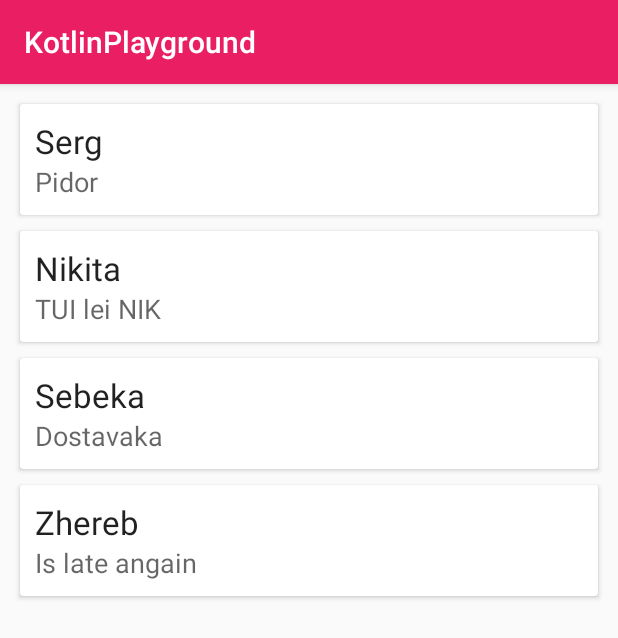
After one commit to tochanenko/AndroidPlaygroundApp, an Android app: the RecyclerViewActivity screen opened directly, with no data from a screen before it, on a phone screen of 412 x 824 dp. The commit adds this screen. Shown: the top 638 px of the screen. Run offline under Robolectric (Android 15) with nearby library versions, the phone set to English and light mode, and no system bars.

Commit message:
Tested RecyclerView

```diff
--- a/playground/app/build.gradle
+++ b/playground/app/build.gradle
@@ -11,7 +11,7 @@ android {
         minSdkVersion 21
         targetSdkVersion 28
         versionCode 1
-        versionName "0.1.2"
+        versionName "0.1.3"
         testInstrumentationRunner "android.support.test.runner.AndroidJUnitRunner"
     }
     buildTypes {
@@ -31,4 +31,5 @@ dependencies {
     androidTestImplementation 'com.android.support.test:runner:1.0.2'
     androidTestImplementation 'com.android.support.test.espresso:espresso-core:3.0.2'
     implementation 'com.android.support:cardview-v7:28.0.0'
+    implementation 'com.android.support:recyclerview-v7:28.0.0'
 }
--- a/playground/app/src/main/AndroidManifest.xml
+++ b/playground/app/src/main/AndroidManifest.xml
@@ -9,6 +9,8 @@
             android:roundIcon="@mipmap/ic_launcher_round"
             android:supportsRtl="true"
             android:theme="@style/AppTheme">
+        <activity android:name=".RecyclerViewActivity">
+        </activity>
         <activity android:name=".ListViewActivity">
         </activity>
         <activity android:name=".WellDoneActivity">
--- a/playground/app/src/main/java/com/tochanenko/kotlinplayground/MainActivity.kt
+++ b/playground/app/src/main/java/com/tochanenko/kotlinplayground/MainActivity.kt
@@ -54,6 +54,10 @@ class MainActivity : AppCompatActivity() {
                     startActivity(intent)
                 }
                 5 -> {
+                    val intent = Intent(this, RecyclerViewActivity::class.java)
+                    startActivity(intent)
+                }
+                6 -> {
                     val uri = Uri.parse("https://github.com/tochanenko/AndroidPlayground/releases")
                     val intent = Intent(Intent.ACTION_VIEW, uri)
                     startActivity(intent)
@@ -83,7 +87,8 @@ class MainActivity : AppCompatActivity() {
             MainMenuClass(2, resources.getString(R.string.road_tiger_danger), "ROAR!!! Very dangerous tiger!"),
             MainMenuClass(3, resources.getString(R.string.math_test), "A simple math game:\n${resources.getString(R.string.can_you)}"),
             MainMenuClass(4, resources.getString(R.string.list_view), "My first ever ListView with custom BaseAdapter"),
-            MainMenuClass(5, resources.getString(R.string.check_for_updates), "Current version : $version")
+            MainMenuClass(5, "RecyclerView Test", "A very first RecyclerView test"),
+            MainMenuClass(6, resources.getString(R.string.check_for_updates), "Current version : $version")
         )
     }
 }
--- /dev/null
+++ b/playground/app/src/main/java/com/tochanenko/kotlinplayground/RecyclerViewActivity.kt
@@ -0,0 +1,35 @@
+package com.tochanenko.kotlinplayground
+
+import android.support.v7.app.AppCompatActivity
+import android.os.Bundle
+import android.support.v7.widget.LinearLayoutManager
+import android.support.v7.widget.RecyclerView
+import android.widget.LinearLayout
+
+class RecyclerViewActivity : AppCompatActivity() {
+
+    lateinit var recyclerViewTest : RecyclerView
+
+    override fun onCreate(savedInstanceState: Bundle?) {
+        super.onCreate(savedInstanceState)
+        setContentView(R.layout.activity_recycler_view)
+
+        connect()
+
+        recyclerViewTest.layoutManager = LinearLayoutManager(this, LinearLayout.VERTICAL, false)
+
+        val users = ArrayList<UserClass>()
+        users.add(UserClass("Serg", "Pidor"))
+        users.add(UserClass("Nikita", "TUI lei NIK"))
+        users.add(UserClass("Sebeka", "Dostavaka"))
+        users.add(UserClass("Zhereb", "Is late angain"))
+
+        var adapter = UserAdapterClass(users)
+        recyclerViewTest.adapter = adapter
+    }
+
+    //  Connect XML to Kotlin
+    fun connect() {
+        recyclerViewTest = findViewById(R.id.recyclerViewTest)
+    }
+}
--- /dev/null
+++ b/playground/app/src/main/java/com/tochanenko/kotlinplayground/UserAdapterClass.kt
@@ -0,0 +1,29 @@
+package com.tochanenko.kotlinplayground
+
+import android.support.v7.widget.RecyclerView
+import android.view.LayoutInflater
+import android.view.View
+import android.view.ViewGroup
+import android.widget.TextView
+
+class UserAdapterClass ( val userList : ArrayList<UserClass>): RecyclerView.Adapter<UserAdapterClass.ViewHolder>() {
+    override fun onBindViewHolder(holder: ViewHolder, position: Int) {
+        holder.txtName?.text = userList[position].name
+        holder.txtTitle?.text = userList[position].title
+    }
+
+    override fun onCreateViewHolder(parent: ViewGroup, viewType: Int): ViewHolder {
+        val v = LayoutInflater.from(parent?.context).inflate(R.layout.recycler_view_item, parent, false)
+        return ViewHolder(v);
+    }
+
+    override fun getItemCount(): Int {
+        return userList.size
+    }
+
+    class ViewHolder(itemView: View): RecyclerView.ViewHolder(itemView){
+        val txtName = itemView.findViewById<TextView>(R.id.txtName)
+        val txtTitle = itemView.findViewById<TextView>(R.id.txtTitle)
+
+    }
+}
--- /dev/null
+++ b/playground/app/src/main/java/com/tochanenko/kotlinplayground/UserClass.kt
@@ -0,0 +1,3 @@
+package com.tochanenko.kotlinplayground
+
+data class UserClass(val name : String, val title : String)
--- /dev/null
+++ b/playground/app/src/main/res/layout/activity_recycler_view.xml
@@ -0,0 +1,25 @@
+<?xml version="1.0" encoding="utf-8"?>
+<android.support.constraint.ConstraintLayout
+        xmlns:android="http://schemas.android.com/apk/res/android"
+        xmlns:tools="http://schemas.android.com/tools"
+        xmlns:app="http://schemas.android.com/apk/res-auto"
+        android:layout_width="match_parent"
+        android:layout_height="match_parent"
+        tools:context=".RecyclerViewActivity">
+
+    <android.support.v7.widget.RecyclerView
+            android:id="@+id/recyclerViewTest"
+            android:layout_width="0dp"
+            android:layout_height="0dp"
+            android:layout_marginBottom="8dp"
+            android:layout_marginEnd="8dp"
+            android:layout_marginStart="8dp"
+            android:layout_marginTop="8dp"
+            app:layout_constraintBottom_toBottomOf="parent"
+            app:layout_constraintEnd_toEndOf="parent"
+            app:layout_constraintStart_toStartOf="parent"
+            app:layout_constraintTop_toTopOf="parent"
+            tools:layout_editor_absoluteX="8dp"
+            tools:layout_editor_absoluteY="8dp" />
+
+</android.support.constraint.ConstraintLayout>
--- /dev/null
+++ b/playground/app/src/main/res/layout/recycler_view_item.xml
@@ -0,0 +1,30 @@
+<?xml version="1.0" encoding="utf-8"?>
+<LinearLayout xmlns:android="http://schemas.android.com/apk/res/android"
+              android:orientation="vertical" android:layout_width="match_parent"
+              android:layout_height="wrap_content">
+
+    <android.support.v7.widget.CardView
+            android:layout_margin="5dp"
+            android:layout_width="match_parent"
+            android:layout_height="match_parent" >
+        <LinearLayout
+                android:padding="10dp"
+                android:orientation="vertical"
+                android:layout_width="match_parent"
+                android:layout_height="wrap_content">
+            <TextView
+                    android:textAppearance="@style/Base.TextAppearance.AppCompat.Large"
+                    android:id="@+id/txtName"
+                    android:text="Name"
+                    android:layout_width="match_parent"
+                    android:layout_height="wrap_content" />
+            <TextView
+                    android:textAppearance="@style/Base.TextAppearance.AppCompat.Medium"
+                    android:text="Occupation"
+                    android:id="@+id/txtTitle"
+                    android:layout_width="match_parent"
+                    android:layout_height="wrap_content" />
+        </LinearLayout>
+    </android.support.v7.widget.CardView>
+
+</LinearLayout>
```
